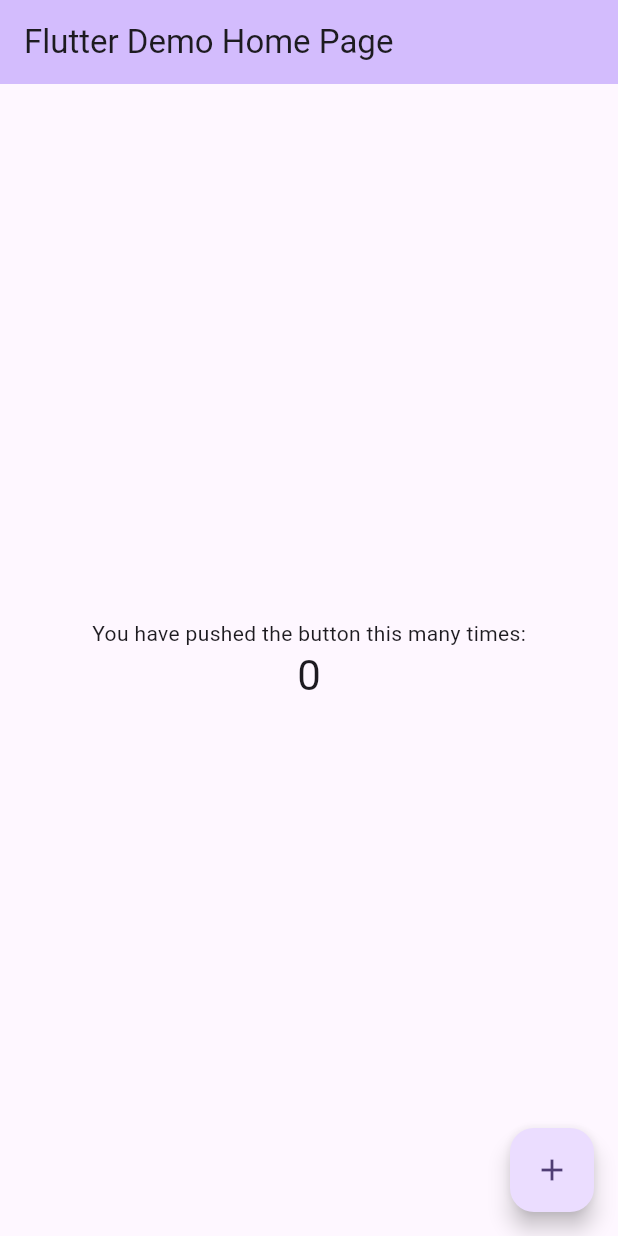
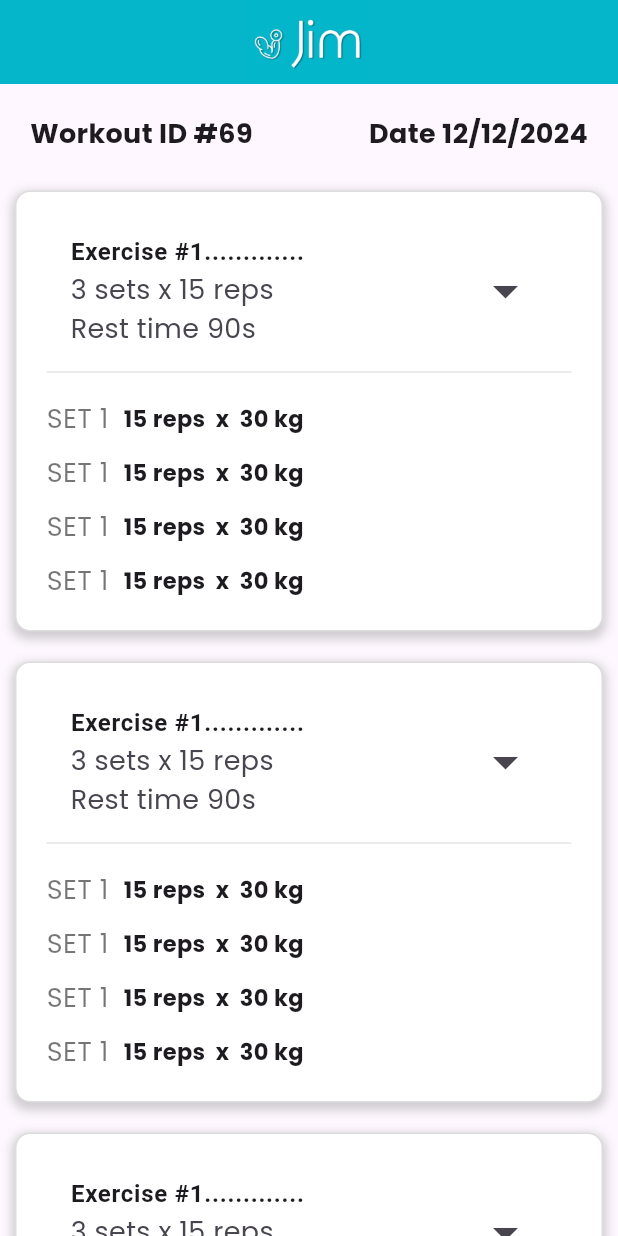
Before and after one commit to phuravongpech/jim, a Flutter app: the screen it shows after launch, on a phone screen of 412 x 824 dp. Run offline on Flutter 3.47's test engine with Material 3 defaults, Android fonts, the phone set to English and light mode, and no system bars; our stand-ins replace google_fonts.

Commit message:
done some UI

```diff
--- /dev/null
+++ b/lib/components/workout_log.dart
@@ -0,0 +1,166 @@
+import 'package:flutter/material.dart';
+
+class WorkoutLogScreen extends StatelessWidget {
+  const WorkoutLogScreen({super.key});
+
+  @override
+  Widget build(BuildContext context) {
+    return Column(
+      children: [
+        Padding(
+          padding:
+              const EdgeInsets.only(left: 20, right: 20, top: 20, bottom: 0),
+          child: Row(
+            mainAxisAlignment: MainAxisAlignment.spaceBetween,
+            children: [
+              Text(
+                'Workout ID #69',
+                style: Theme.of(context)
+                    .textTheme
+                    .bodyMedium
+                    ?.copyWith(fontWeight: FontWeight.bold),
+              ),
+              const Text(
+                'Date 12/12/2024',
+                style: TextStyle(fontSize: 18, fontWeight: FontWeight.bold),
+              ),
+            ],
+          ),
+        ),
+        const SizedBox(
+          height: 5,
+        ),
+        Expanded(
+          child: ListView(
+            children: const [
+              WorkoutExerciseCard(),
+              WorkoutExerciseCard(),
+              WorkoutExerciseCard(),
+              WorkoutExerciseCard(),
+              SizedBox(
+                height: 20,
+              )
+            ],
+          ),
+        ),
+      ],
+    );
+  }
+}
+
+class WorkoutExerciseCard extends StatefulWidget {
+  const WorkoutExerciseCard({
+    super.key,
+  });
+
+  @override
+  State<WorkoutExerciseCard> createState() => _WorkoutExerciseCardState();
+}
+
+class _WorkoutExerciseCardState extends State<WorkoutExerciseCard> {
+  bool isOpened = true;
+
+  void onClicked() {
+    setState(() {
+      isOpened = !isOpened;
+    });
+  }
+
+  @override
+  Widget build(BuildContext context) {
+    return Padding(
+      padding: const EdgeInsets.only(left: 10, right: 10, top: 20),
+      child: Container(
+        padding: const EdgeInsets.all(20),
+        decoration: BoxDecoration(
+          color: Colors.white,
+          borderRadius: const BorderRadius.all(Radius.circular(10)),
+          boxShadow: [
+            BoxShadow(
+              color: Colors.grey.withOpacity(0.5),
+              spreadRadius: 2,
+              blurRadius: 5,
+              offset: const Offset(0, 3), // changes position of shadow
+            )
+          ],
+          border: Border.all(color: const Color.fromARGB(255, 221, 221, 221)),
+        ),
+        child: SingleChildScrollView(
+          child: Column(
+            children: [
+              ListTile(
+                  onTap: onClicked,
+                  // leading: Image.asset('assets/logos.logo1.png'),
+                  title: const Text(
+                    'Exercise #1.............',
+                    style: TextStyle(fontWeight: FontWeight.bold),
+                  ),
+                  subtitle: const Column(
+                    crossAxisAlignment: CrossAxisAlignment.start,
+                    children: [
+                      Text(
+                        '3 sets x 15 reps',
+                      ),
+                      Text(
+                        'Rest time 90s',
+                      ),
+                    ],
+                  ),
+                  trailing: isOpened
+                      ? const Icon(
+                          Icons.arrow_drop_down_outlined,
+                          size: 40,
+                        )
+                      : const Icon(
+                          Icons.arrow_drop_up_outlined,
+                          size: 40,
+                        )),
+              Divider(
+                thickness: 1,
+                color: Colors.black.withOpacity(0.1),
+              ),
+              if (isOpened)
+                const Column(
+                  children: [
+                    WorkoutExerciseLogCard(),
+                    WorkoutExerciseLogCard(),
+                    WorkoutExerciseLogCard(),
+                    WorkoutExerciseLogCard(),
+                  ],
+                )
+            ],
+          ),
+        ),
+      ),
+    );
+  }
+}
+
+class WorkoutExerciseLogCard extends StatelessWidget {
+  const WorkoutExerciseLogCard({
+    super.key,
+  });
+
+  @override
+  Widget build(BuildContext context) {
+    return const Column(children: [
+      SizedBox(
+        height: 10,
+      ),
+      Row(
+        children: [
+          Text(
+            'SET 1',
+            style:
+                TextStyle(fontWeight: FontWeight.normal, color: Colors.black54),
+          ),
+          SizedBox(
+            width: 10,
+          ),
+          Text('15 reps  x  30 kg',
+              style: TextStyle(fontWeight: FontWeight.bold, fontSize: 15)),
+        ],
+      ),
+    ]);
+  }
+}
--- a/lib/main.dart
+++ b/lib/main.dart
@@ -1,125 +1,35 @@
 import 'package:flutter/material.dart';
+import 'package:google_fonts/google_fonts.dart';
+import 'package:jim/components/workout_log.dart';
+import 'package:jim/components/workout_screen.dart';
+import 'components/home_screen.dart';
+import 'components/profile_screen.dart';
 
 void main() {
-  runApp(const MyApp());
+  runApp(MaterialApp(
+    debugShowCheckedModeBanner: false,
+    theme: ThemeData(
+      textTheme: TextTheme(
+        headlineMedium: GoogleFonts.poppins(
+            fontSize: 32, fontWeight: FontWeight.bold), // For larger headings
+        bodyMedium: GoogleFonts.poppins(fontSize: 18), // For body text
+        // You can define more styles here if needed
+      ),
+    ),
+    home: Scaffold(
+        appBar: AppBar(
+          backgroundColor: color,
+          centerTitle: true,
+          title: Image.asset(
+            'assets/logos/logo1.png',
+            width: 80,
+          ),
+          shadowColor: Colors.black,
+        ),
+        body:
+            // const ProfileScreen()
+            // const WorkoutScreen()
+            // const HomeScreen()),
+            const WorkoutLogScreen()),
+  ));
 }
-
-class MyApp extends StatelessWidget {
-  const MyApp({super.key});
-
-  // This widget is the root of your application.
-  @override
-  Widget build(BuildContext context) {
-    return MaterialApp(
-      title: 'Flutter Demo',
-      theme: ThemeData(
-        // This is the theme of your application.
-        //
-        // TRY THIS: Try running your application with "flutter run". You'll see
-        // the application has a purple toolbar. Then, without quitting the app,
-        // try changing the seedColor in the colorScheme below to Colors.green
-        // and then invoke "hot reload" (save your changes or press the "hot
-        // reload" button in a Flutter-supported IDE, or press "r" if you used
-        // the command line to start the app).
-        //
-        // Notice that the counter didn't reset back to zero; the application
-        // state is not lost during the reload. To reset the state, use hot
-        // restart instead.
-        //
-        // This works for code too, not just values: Most code changes can be
-        // tested with just a hot reload.
-        colorScheme: ColorScheme.fromSeed(seedColor: Colors.deepPurple),
-        useMaterial3: true,
-      ),
-      home: const MyHomePage(title: 'Flutter Demo Home Page'),
-    );
-  }
-}
-
-class MyHomePage extends StatefulWidget {
-  const MyHomePage({super.key, required this.title});
-
-  // This widget is the home page of your application. It is stateful, meaning
-  // that it has a State object (defined below) that contains fields that affect
-  // how it looks.
-
-  // This class is the configuration for the state. It holds the values (in this
-  // case the title) provided by the parent (in this case the App widget) and
-  // used by the build method of the State. Fields in a Widget subclass are
-  // always marked "final".
-
-  final String title;
-
-  @override
-  State<MyHomePage> createState() => _MyHomePageState();
-}
-
-class _MyHomePageState extends State<MyHomePage> {
-  int _counter = 0;
-
-  void _incrementCounter() {
-    setState(() {
-      // This call to setState tells the Flutter framework that something has
-      // changed in this State, which causes it to rerun the build method below
-      // so that the display can reflect the updated values. If we changed
-      // _counter without calling setState(), then the build method would not be
-      // called again, and so nothing would appear to happen.
-      _counter++;
-    });
-  }
-
-  @override
-  Widget build(BuildContext context) {
-    // This method is rerun every time setState is called, for instance as done
-    // by the _incrementCounter method above.
-    //
-    // The Flutter framework has been optimized to make rerunning build methods
-    // fast, so that you can just rebuild anything that needs updating rather
-    // than having to individually change instances of widgets.
-    return Scaffold(
-      appBar: AppBar(
-        // TRY THIS: Try changing the color here to a specific color (to
-        // Colors.amber, perhaps?) and trigger a hot reload to see the AppBar
-        // change color while the other colors stay the same.
-        backgroundColor: Theme.of(context).colorScheme.inversePrimary,
-        // Here we take the value from the MyHomePage object that was created by
-        // the App.build method, and use it to set our appbar title.
-        title: Text(widget.title),
-      ),
-      body: Center(
-        // Center is a layout widget. It takes a single child and positions it
-        // in the middle of the parent.
-        child: Column(
-          // Column is also a layout widget. It takes a list of children and
-          // arranges them vertically. By default, it sizes itself to fit its
-          // children horizontally, and tries to be as tall as its parent.
-          //
-          // Column has various properties to control how it sizes itself and
-          // how it positions its children. Here we use mainAxisAlignment to
-          // center the children vertically; the main axis here is the vertical
-          // axis because Columns are vertical (the cross axis would be
-          // horizontal).
-          //
-          // TRY THIS: Invoke "debug painting" (choose the "Toggle Debug Paint"
-          // action in the IDE, or press "p" in the console), to see the
-          // wireframe for each widget.
-          mainAxisAlignment: MainAxisAlignment.center,
-          children: <Widget>[
-            const Text(
-              'You have pushed the button this many times:',
-            ),
-            Text(
-              '$_counter',
-              style: Theme.of(context).textTheme.headlineMedium,
-            ),
-          ],
-        ),
-      ),
-      floatingActionButton: FloatingActionButton(
-        onPressed: _incrementCounter,
-        tooltip: 'Increment',
-        child: const Icon(Icons.add),
-      ), // This trailing comma makes auto-formatting nicer for build methods.
-    );
-  }
-}
```
Also changed, not shown: lib/components/home_screen.dart (added, +81 -0 lines), lib/components/loading_screen.dart (added, +32 -0 lines), lib/components/profile_screen.dart (added, +35 -0 lines), lib/components/workout_screen.dart (added, +217 -0 lines), pubspec.yaml (+4 -3 lines), assets/logos/logo1.png (added), assets/logos/logo2.png (added), pubspec.lock, 1 other file.
